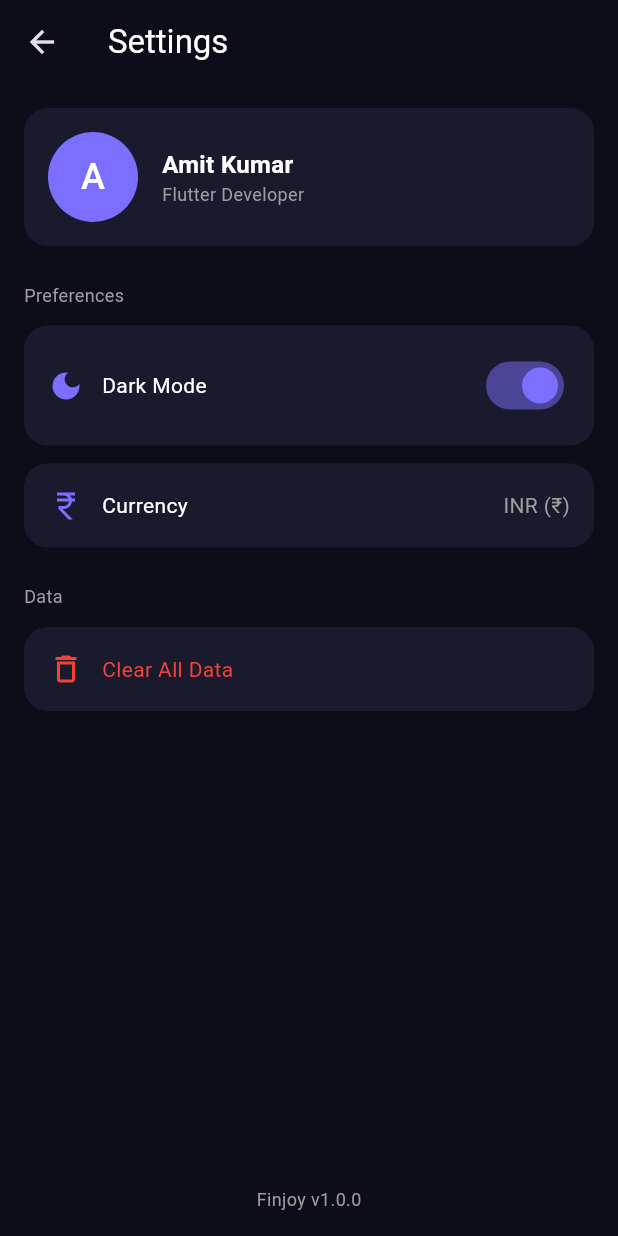
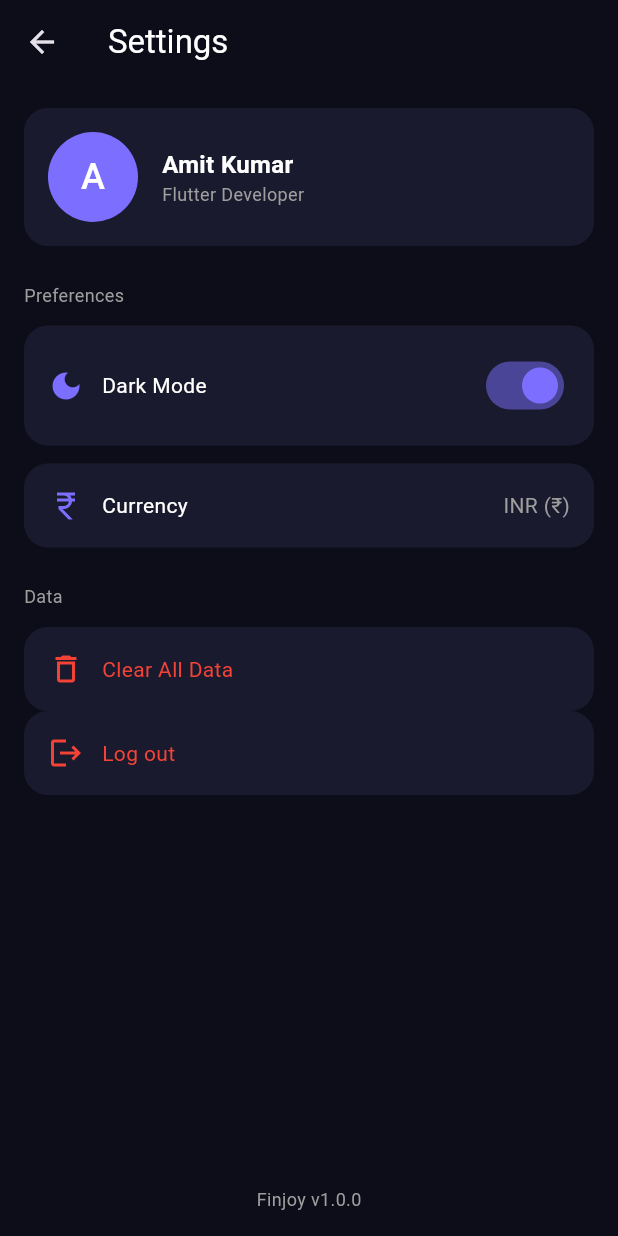
Before and after one commit to AmitKumarKoli67/finjoy, a Flutter app: the SettingsScreen screen opened directly, on a phone screen of 412 x 824 dp. Run offline on Flutter 3.47's test engine with Material 3 defaults, Android fonts, the phone set to English and light mode, and no system bars; our stand-ins replace flutter_bloc, flutter_secure_storage; accounts and stored records are empty.

```diff
--- a/lib/features/auth/repositories/auth_repository.dart
+++ b/lib/features/auth/repositories/auth_repository.dart
@@ -15,6 +15,8 @@ class AuthRepository {
       'password': password,
     }, withAuth: false);
 
+    await storage.write(key: 'jwt_token', value: data['token']);
+
     return UserModel.fromJson(data['user']);
   }
 
@@ -30,7 +32,7 @@ class AuthRepository {
   }
 
   Future<void> logout() async {
-    await storage.delete(key: 'jwt_token');
+    await storage.deleteAll();
   }
 
   Future<bool> isLoggedIn() async {
--- a/lib/features/settings/screens/settings_screen.dart
+++ b/lib/features/settings/screens/settings_screen.dart
@@ -1,4 +1,7 @@
+import 'package:finjoy/features/auth/cubit/auth_cubit.dart';
+import 'package:finjoy/features/auth/screens/login_screen.dart';
 import 'package:flutter/material.dart';
+import 'package:flutter_bloc/flutter_bloc.dart';
 
 class SettingsScreen extends StatefulWidget {
   const SettingsScreen({super.key});
@@ -12,7 +15,15 @@ class _SettingsScreenState extends State<SettingsScreen> {
 
   @override
   Widget build(BuildContext context) {
-    return Scaffold(
+    return BlocListener<AuthCubit, AuthState>(
+      listener: (context, state) {
+        if(state is AuthUnauthenticated) {
+          Navigator.of(context).pushAndRemoveUntil(MaterialPageRoute(builder: (_) => const LoginScreen()),
+          (route) => false,
+          );
+        }
+      },
+      child: Scaffold(
         backgroundColor: const Color(0xFF0D0D1A),
         appBar: AppBar(
           backgroundColor: const Color(0xFF0D0D1A),
@@ -177,6 +188,29 @@ class _SettingsScreenState extends State<SettingsScreen> {
                 ),
               ),
 
+GestureDetector(
+  onTap: () {
+    context.read<AuthCubit>().logout();
+  },
+  child: Container(
+    padding: const EdgeInsets.all(16),
+    decoration: BoxDecoration(
+      color: const Color(0xFF1A1A2E),
+      borderRadius: BorderRadius.circular(16),
+    ),
+    child: const Row(
+      children: [
+        Icon(Icons.logout, color: Colors.red),
+        SizedBox(width: 12),
+        Text(
+          'Log out',
+          style: TextStyle(color: Colors.red),
+        ),
+      ],
+    ),
+  ),
+),
+
               const Spacer(),
 
               // Version
@@ -187,6 +221,7 @@ class _SettingsScreenState extends State<SettingsScreen> {
             ],
           ),
         ),
+      ),
     );
   }
 }
```
Lines whose indentation alone changed are shown as unchanged.
